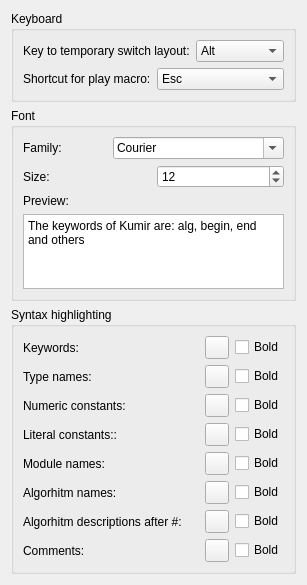
Qt form src/plugins/editor/settingspage.ui (victor-yacovlev/kumir2) before a commit.
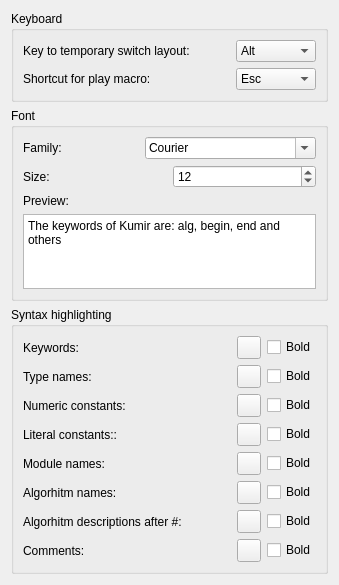
The same form after that commit.

Diff of the .ui file:
```diff
--- a/src/plugins/editor/settingspage.ui
+++ b/src/plugins/editor/settingspage.ui
@@ -6,7 +6,7 @@
    <rect>
     <x>0</x>
     <y>0</y>
-    <width>300</width>
+    <width>331</width>
     <height>585</height>
    </rect>
   </property>
@@ -29,8 +29,42 @@
           </property>
          </widget>
         </item>
+        <item>
+         <spacer name="horizontalSpacer_9">
+          <property name="orientation">
+           <enum>Qt::Horizontal</enum>
+          </property>
+          <property name="sizeType">
+           <enum>QSizePolicy::MinimumExpanding</enum>
+          </property>
+          <property name="sizeHint" stdset="0">
+           <size>
+            <width>40</width>
+            <height>20</height>
+           </size>
+          </property>
+         </spacer>
+        </item>
         <item>
          <widget class="QComboBox" name="layoutSwitchKey">
+          <property name="sizePolicy">
+           <sizepolicy hsizetype="Maximum" vsizetype="Fixed">
+            <horstretch>0</horstretch>
+            <verstretch>0</verstretch>
+           </sizepolicy>
+          </property>
+          <property name="minimumSize">
+           <size>
+            <width>80</width>
+            <height>0</height>
+           </size>
+          </property>
+          <property name="maximumSize">
+           <size>
+            <width>80</width>
+            <height>16777215</height>
+           </size>
+          </property>
           <item>
            <property name="text">
             <string notr="true">Alt</string>
@@ -74,8 +108,42 @@
           </property>
          </widget>
         </item>
+        <item>
+         <spacer name="horizontalSpacer_10">
+          <property name="orientation">
+           <enum>Qt::Horizontal</enum>
+          </property>
+          <property name="sizeType">
+           <enum>QSizePolicy::MinimumExpanding</enum>
+          </property>
+          <property name="sizeHint" stdset="0">
+           <size>
+            <width>40</width>
+            <height>20</height>
+           </size>
+          </property>
+         </spacer>
+        </item>
         <item>
          <widget class="QComboBox" name="macroPlayKey">
+          <property name="sizePolicy">
+           <sizepolicy hsizetype="Maximum" vsizetype="Fixed">
+            <horstretch>0</horstretch>
+            <verstretch>0</verstretch>
+           </sizepolicy>
+          </property>
+          <property name="minimumSize">
+           <size>
+            <width>80</width>
+            <height>0</height>
+           </size>
+          </property>
+          <property name="maximumSize">
+           <size>
+            <width>80</width>
+            <height>16777215</height>
+           </size>
+          </property>
           <item>
            <property name="text">
             <string>Esc</string>
```
